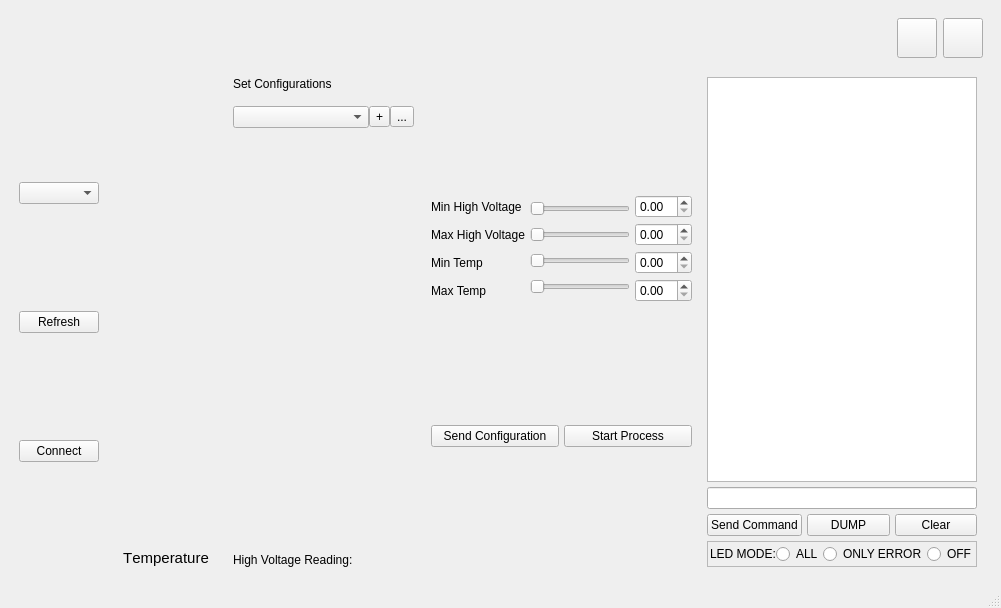
QuarkOptical/Quark-Optical-APD-Module-Interface, file ui/main_window.ui: the form before one commit.
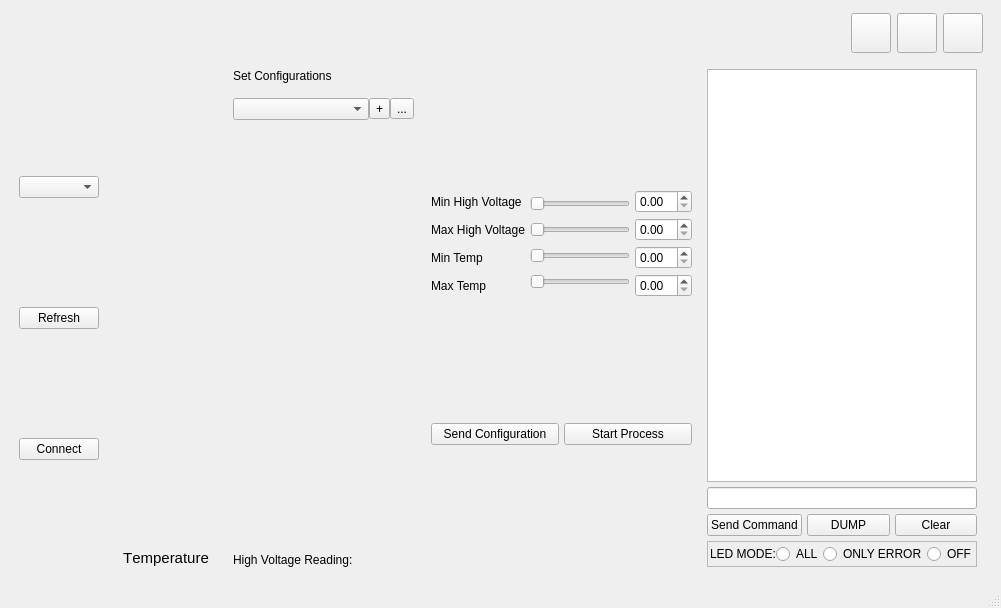
The form after the commit. Icons and pictures are not drawn.

```diff
--- a/ui/main_window.ui
+++ b/ui/main_window.ui
@@ -35,19 +35,37 @@
   <widget class="QWidget" name="centralwidget">
    <layout class="QGridLayout" name="gridLayout_2">
     <item row="0" column="0">
-     <layout class="QVBoxLayout" name="verticalLayout_4" stretch="0,20">
+     <layout class="QVBoxLayout" name="verticalLayout_4" stretch="2,25">
       <property name="spacing">
        <number>10</number>
       </property>
       <item>
        <widget class="QWidget" name="aaaa" native="true">
         <property name="sizePolicy">
-         <sizepolicy hsizetype="MinimumExpanding" vsizetype="MinimumExpanding">
+         <sizepolicy hsizetype="Ignored" vsizetype="Ignored">
           <horstretch>0</horstretch>
           <verstretch>0</verstretch>
          </sizepolicy>
         </property>
-        <layout class="QHBoxLayout" name="horizontalLayout_5" stretch="0,0,0,0,0">
+        <property name="minimumSize">
+         <size>
+          <width>0</width>
+          <height>50</height>
+         </size>
+        </property>
+        <property name="maximumSize">
+         <size>
+          <width>16777215</width>
+          <height>50</height>
+         </size>
+        </property>
+        <layout class="QHBoxLayout" name="horizontalLayout_5" stretch="0,0,0,0">
+         <property name="topMargin">
+          <number>4</number>
+         </property>
+         <property name="bottomMargin">
+          <number>5</number>
+         </property>
          <item alignment="Qt::AlignLeft">
           <widget class="QLabel" name="label_3">
            <property name="sizePolicy">
@@ -64,8 +82,8 @@
            </property>
            <property name="maximumSize">
             <size>
-             <width>120</width>
-             <height>120</height>
+             <width>100</width>
+             <height>80</height>
             </size>
            </property>
            <property name="text">
@@ -95,8 +113,8 @@
            </property>
            <property name="maximumSize">
             <size>
-             <width>250</width>
-             <height>150</height>
+             <width>220</width>
+             <height>120</height>
             </size>
            </property>
            <property name="font">
@@ -126,13 +144,44 @@
            </property>
            <property name="sizeHint" stdset="0">
             <size>
-             <width>250</width>
+             <width>100</width>
              <height>20</height>
             </size>
            </property>
           </spacer>
          </item>
          <item>
+          <layout class="QHBoxLayout" name="horizontalLayout_9">
+           <item>
+            <widget class="QPushButton" name="toggleThemeButton">
+             <property name="sizePolicy">
+              <sizepolicy hsizetype="Ignored" vsizetype="Ignored">
+               <horstretch>0</horstretch>
+               <verstretch>0</verstretch>
+              </sizepolicy>
+             </property>
+             <property name="maximumSize">
+              <size>
+               <width>40</width>
+               <height>40</height>
+              </size>
+             </property>
+             <property name="text">
+              <string/>
+             </property>
+             <property name="icon">
+              <iconset>
+               <normaloff>../assets/img/night-mode.png</normaloff>../assets/img/night-mode.png</iconset>
+             </property>
+             <property name="iconSize">
+              <size>
+               <width>20</width>
+               <height>20</height>
+              </size>
+             </property>
+            </widget>
+           </item>
+           <item>
           <widget class="QPushButton" name="userGuideButton">
            <property name="sizePolicy">
             <sizepolicy hsizetype="Ignored" vsizetype="Ignored">
@@ -140,12 +189,6 @@
              <verstretch>0</verstretch>
             </sizepolicy>
            </property>
-           <property name="minimumSize">
-            <size>
-             <width>40</width>
-             <height>40</height>
-            </size>
-           </property>
            <property name="maximumSize">
             <size>
              <width>40</width>
@@ -175,12 +218,6 @@
              <verstretch>0</verstretch>
             </sizepolicy>
            </property>
-           <property name="minimumSize">
-            <size>
-             <width>40</width>
-             <height>40</height>
-            </size>
-           </property>
            <property name="maximumSize">
             <size>
              <width>40</width>
@@ -203,6 +240,8 @@
           </widget>
          </item>
         </layout>
+         </item>
+        </layout>
        </widget>
       </item>
       <item>
```
Left out of the diff: 4 changed lines with no effect on the pictures. Lines whose indentation alone changed are shown as unchanged.
